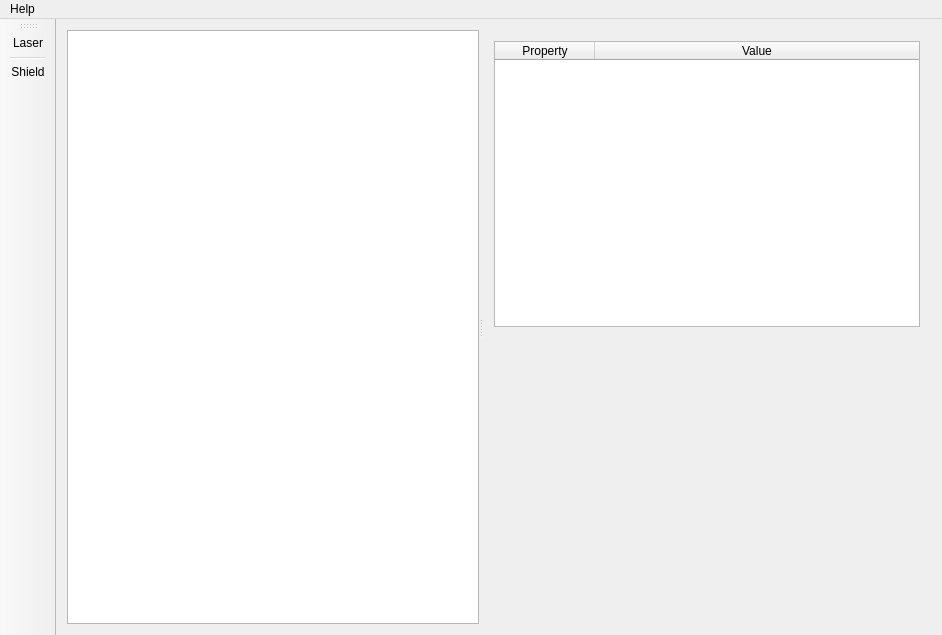
iminchenko/opticalexperiment, file ui/mainwindow.ui: the form before one commit.
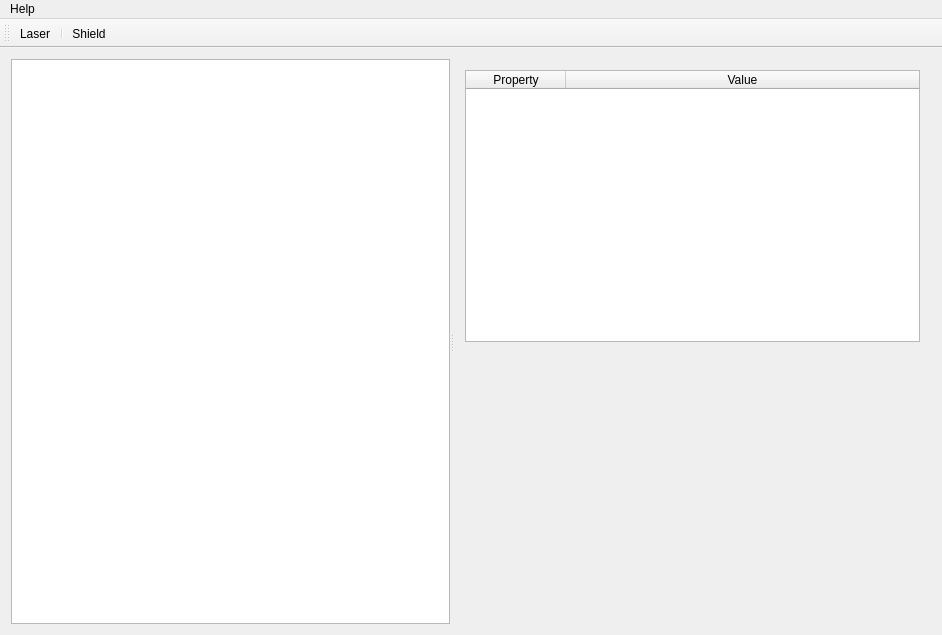
The form after the commit. Icons and pictures are not drawn. Custom widgets are drawn as their Qt base class.

Commit message: Toolbar emplacement changed

```diff
--- a/ui/mainwindow.ui
+++ b/ui/mainwindow.ui
@@ -85,7 +85,7 @@
   </widget>
   <widget class="QToolBar" name="instrumentToolBar">
    <property name="orientation">
-    <enum>Qt::Vertical</enum>
+    <enum>Qt::Horizontal</enum>
    </property>
    <property name="iconSize">
     <size>
@@ -100,7 +100,7 @@
     <bool>false</bool>
    </property>
    <attribute name="toolBarArea">
-    <enum>LeftToolBarArea</enum>
+    <enum>TopToolBarArea</enum>
    </attribute>
    <attribute name="toolBarBreak">
     <bool>false</bool>
```
